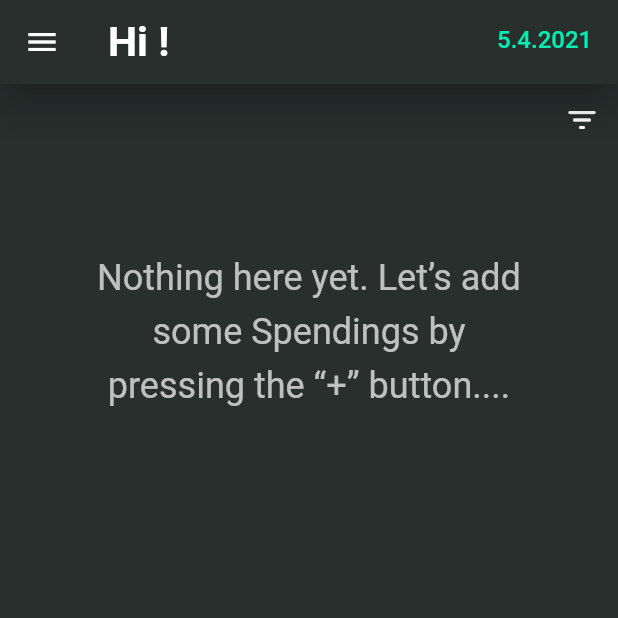
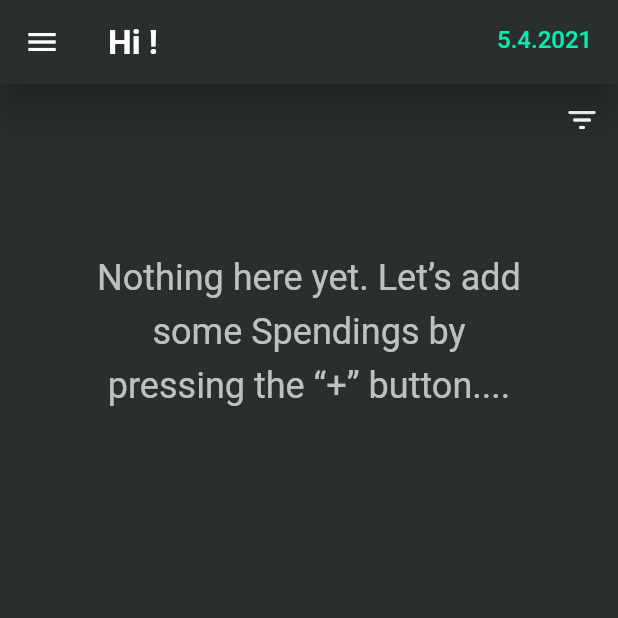
Before and after one commit to Sam21-39/Spend-Analytics, a Flutter app: the MainDashboard screen opened directly, on a phone screen of 412 x 824 dp, the top half of it. Run offline on Flutter 3.47's test engine with Material 2 defaults, Android fonts, the phone set to English and light mode, and no system bars; our stand-ins replace fl_chart, flutter_screenutil, flutter_svg, package_info, shared_preferences, sqflite and 1 more; accounts and stored records are empty.

Commit message:
Update main_dashboard.dart

```diff
--- a/spend_analytics/lib/Screens/MainDashboard/main_dashboard.dart
+++ b/spend_analytics/lib/Screens/MainDashboard/main_dashboard.dart
@@ -38,7 +38,7 @@ class _MainDashboardState extends State<MainDashboard> {
   void initState() {
     super.initState();
     SharedPreferences.getInstance().then((value) {
-      name = value.getString(NAME);
+      name = value.getString(NAME)==null?"User":value.getString(NAME);
       setState(() {});
     });
     getDbValues();
@@ -55,7 +55,7 @@ class _MainDashboardState extends State<MainDashboard> {
             title: Text(
               'Hi $name!',
               style: textTheme.headline4.copyWith(
-                fontSize: setScreenUtill(32.0),
+                fontSize: setScreenUtill(26.0),
               ),
             ),
             actions: [
```
